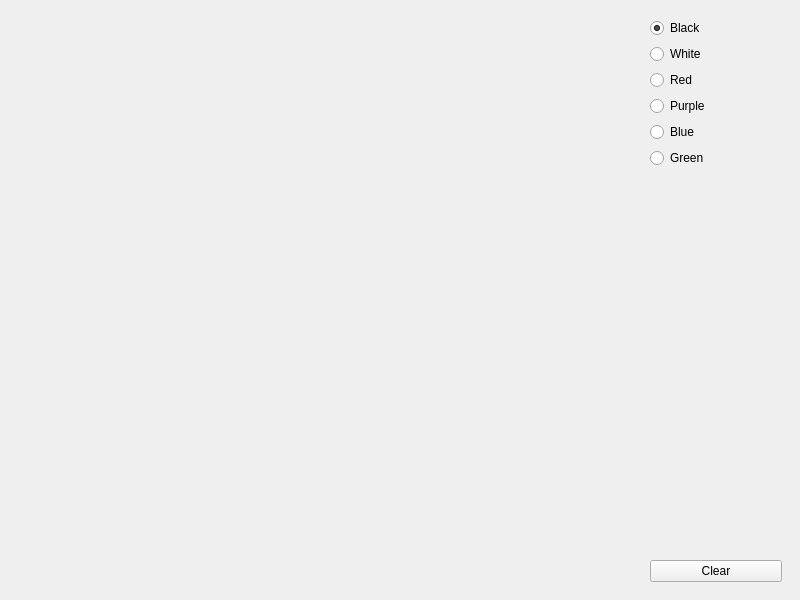
Above: Desktop/src/lity/widgets/MainWindow.ui from MartinsSmirnovs/Lity before the change. Below: the same form after it.
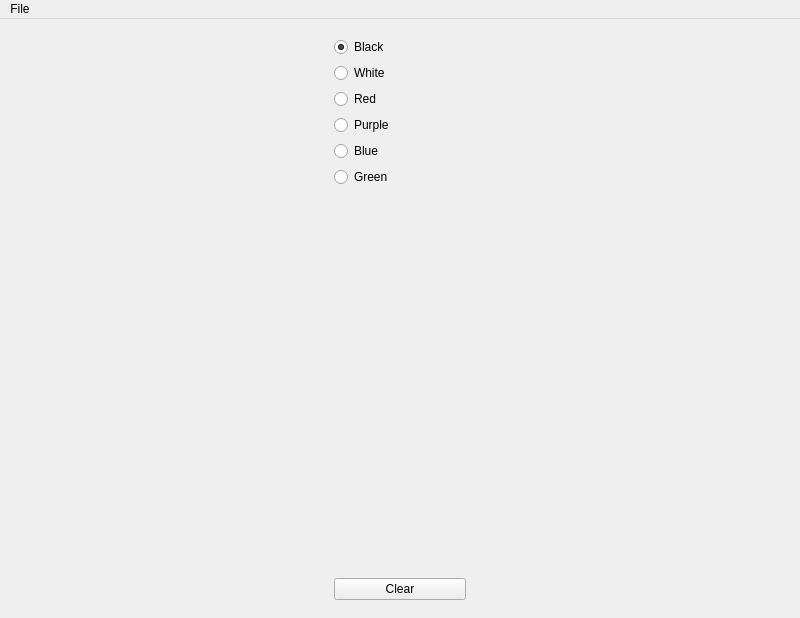
That is the form after the change.

Patch:
```diff
--- a/Desktop/src/lity/widgets/MainWindow.ui
+++ b/Desktop/src/lity/widgets/MainWindow.ui
@@ -7,7 +7,7 @@
     <x>0</x>
     <y>0</y>
     <width>800</width>
-    <height>600</height>
+    <height>618</height>
    </rect>
   </property>
   <property name="windowTitle">
@@ -16,9 +16,7 @@
   <widget class="QWidget" name="centralwidget">
    <layout class="QHBoxLayout" name="horizontalLayout">
     <item>
-     <widget class="QWidget" name="fieldsContainer" native="true">
-      <layout class="QGridLayout" name="gridLayout"/>
-     </widget>
+     <layout class="QGridLayout" name="fieldsContainer"/>
     </item>
     <item>
      <widget class="QWidget" name="widget" native="true">
@@ -111,6 +109,33 @@
     </item>
    </layout>
   </widget>
+  <widget class="QMenuBar" name="menuBar">
+   <property name="geometry">
+    <rect>
+     <x>0</x>
+     <y>0</y>
+     <width>800</width>
+     <height>21</height>
+    </rect>
+   </property>
+   <widget class="QMenu" name="menuFile">
+    <property name="title">
+     <string>File</string>
+    </property>
+    <addaction name="actionSettings"/>
+   </widget>
+   <addaction name="menuFile"/>
+  </widget>
+  <action name="actionSettings">
+   <property name="text">
+    <string>Settings</string>
+   </property>
+  </action>
+  <action name="actionAbout">
+   <property name="text">
+    <string>About</string>
+   </property>
+  </action>
  </widget>
  <resources/>
  <connections/>
```
